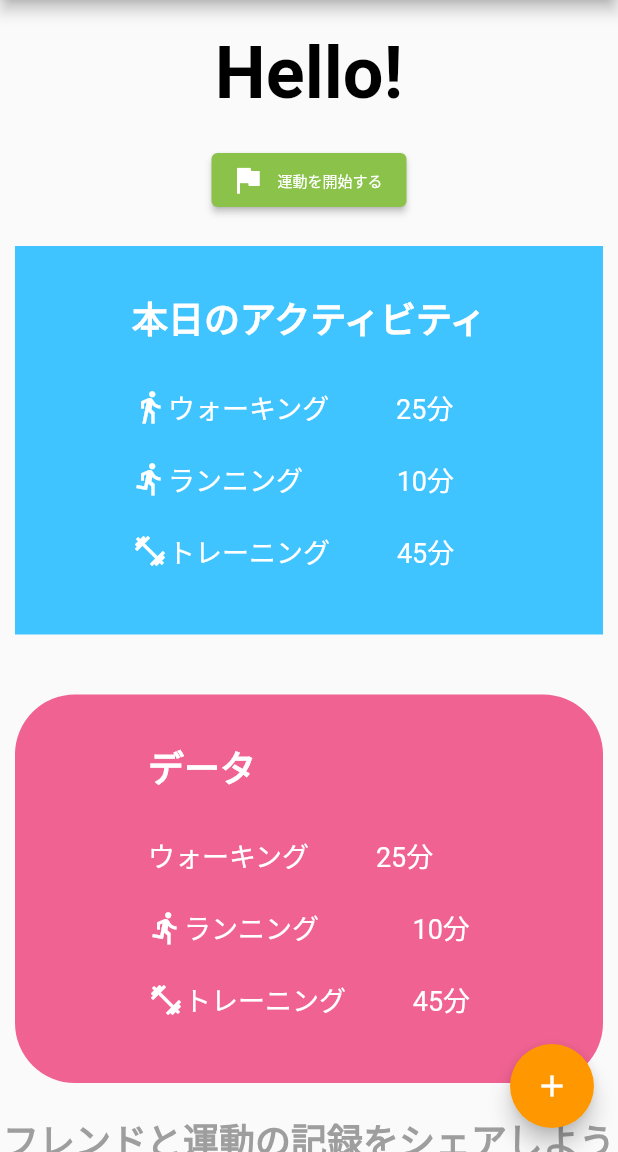
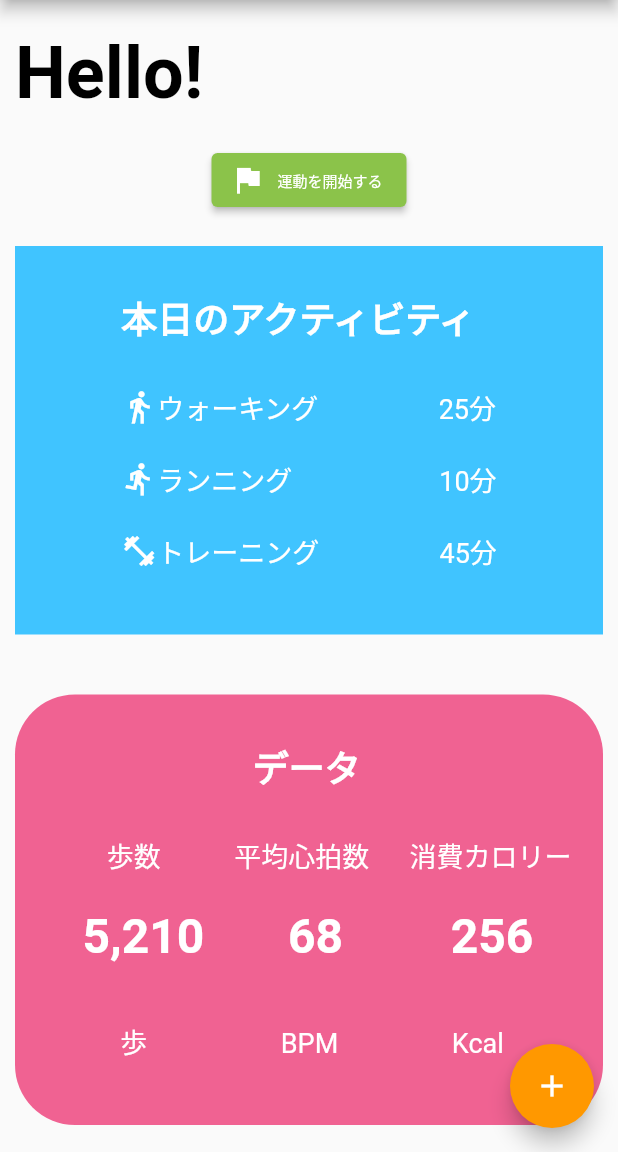
Before and after one commit to kanagoon/flutter_practice, a Flutter app: the screen it shows after launch, on a phone screen of 412 x 824 dp, the part 84-1236 px from its top. Run offline on Flutter 3.47's test engine with Material 2 defaults, Android fonts, the phone set to English and light mode, and no system bars.

Commit message:
Hello左寄せ

```diff
--- a/lib/pages/beginner_page.dart
+++ b/lib/pages/beginner_page.dart
@@ -28,6 +28,7 @@ class BeginnerPage extends StatelessWidget {
           child: Column(
             children: <Widget>[
               Container(
+                alignment: Alignment.centerLeft,
                 padding: EdgeInsets.symmetric(
                   vertical: 20.0,
                   horizontal: 10.0,),
@@ -53,7 +54,8 @@ class BeginnerPage extends StatelessWidget {
                 color: Colors.lightBlueAccent,
                 margin: EdgeInsets.symmetric(
                   vertical: 20.0,
-                  horizontal: 10.0,),
+                  horizontal: 10.0,
+                ),
                 padding: EdgeInsets.only(top: 30),
                 width: 400,
                 alignment: Alignment.center,
@@ -68,15 +70,15 @@ class BeginnerPage extends StatelessWidget {
                       WidgetSpan(
                         child: Icon(Icons.directions_walk, color: Colors.white),
                       ),
-                      TextSpan(text: 'ウォーキング          25分\n\n'),
+                      TextSpan(text: 'ウォーキング                  25分\n\n'),
                       WidgetSpan(
                         child: Icon(Icons.directions_run, color: Colors.white),
                       ),
-                      TextSpan(text: 'ランニング              10分\n\n'),
+                      TextSpan(text: 'ランニング                      10分\n\n'),
                       WidgetSpan(
                         child: Icon(Icons.fitness_center, color: Colors.white),
                       ),
-                      TextSpan(text: 'トレーニング          45分\n\n'),
+                      TextSpan(text: 'トレーニング                  45分\n\n'),
                     ],
                   ),
                 ),
@@ -97,18 +99,15 @@ class BeginnerPage extends StatelessWidget {
                     style: TextStyle(color: Colors.white, fontSize: 18),
                     children: [
                       TextSpan(
-                        text: 'データ\n\n',
+                        text: '                       データ\n\n',
                         style: TextStyle(fontWeight: FontWeight.bold, fontSize: 24),
                       ),
-                      TextSpan(text: 'ウォーキング          25分\n\n'),
-                      WidgetSpan(
-                        child: Icon(Icons.directions_run, color: Colors.white),
+                      TextSpan(text: '         歩数           平均心拍数      消費カロリー\n\n'),
+                      TextSpan(
+                        text: '   5,210       68         256\n\n',
+                        style: TextStyle(fontWeight: FontWeight.bold, fontSize: 32),
                       ),
-                      TextSpan(text: 'ランニング              10分\n\n'),
-                      WidgetSpan(
-                        child: Icon(Icons.fitness_center, color: Colors.white),
-                      ),
-                      TextSpan(text: 'トレーニング          45分\n\n'),
+                      TextSpan(text: '           歩                    BPM                 Kcal\n\n'),
                     ],
                   ),
                 ),
```
